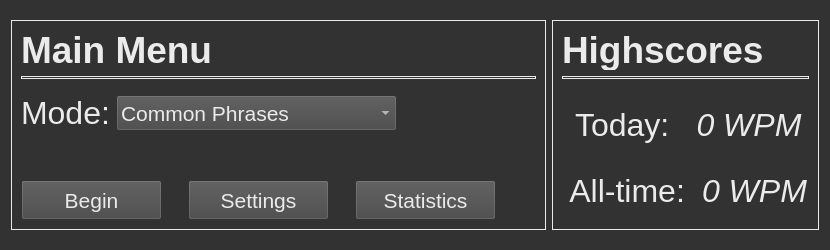
Rolv-Apneseth/ps-typer, file speed-typer/source_ui/mainWindow.ui: the form before one commit.
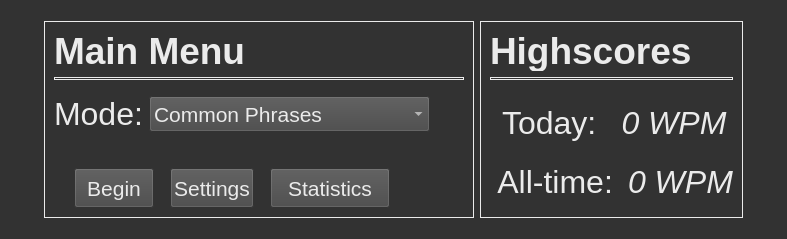
The form after the commit.

Commit message: Adjusted spacing around buttons and how the window behaves on resizing

Diff of the .ui file:
```diff
--- a/speed-typer/source_ui/mainWindow.ui
+++ b/speed-typer/source_ui/mainWindow.ui
@@ -6,8 +6,8 @@
    <rect>
     <x>0</x>
     <y>0</y>
-    <width>830</width>
-    <height>250</height>
+    <width>787</width>
+    <height>239</height>
    </rect>
   </property>
   <property name="windowTitle">
@@ -43,6 +43,19 @@
 }</string>
   </property>
   <layout class="QHBoxLayout" name="horizontalLayout">
+   <item>
+    <spacer name="horizontalSpacer_6">
+     <property name="orientation">
+      <enum>Qt::Horizontal</enum>
+     </property>
+     <property name="sizeHint" stdset="0">
+      <size>
+       <width>40</width>
+       <height>20</height>
+      </size>
+     </property>
+    </spacer>
+   </item>
    <item>
     <layout class="QVBoxLayout" name="verticalLayout_3">
      <property name="leftMargin">
@@ -241,13 +254,29 @@
             <property name="sizeHint" stdset="0">
              <size>
               <width>20</width>
-              <height>75</height>
+              <height>60</height>
              </size>
             </property>
            </spacer>
           </item>
           <item>
            <layout class="QHBoxLayout" name="horizontalLayout_5">
+            <item>
+             <spacer name="horizontalSpacer">
+              <property name="orientation">
+               <enum>Qt::Horizontal</enum>
+              </property>
+              <property name="sizeType">
+               <enum>QSizePolicy::Fixed</enum>
+              </property>
+              <property name="sizeHint" stdset="0">
+               <size>
+                <width>20</width>
+                <height>20</height>
+               </size>
+              </property>
+             </spacer>
+            </item>
             <item>
              <widget class="QPushButton" name="buttonStart">
               <property name="sizePolicy">
@@ -285,7 +314,7 @@
               </property>
               <property name="sizeHint" stdset="0">
                <size>
-                <width>20</width>
+                <width>10</width>
                 <height>20</height>
                </size>
               </property>
@@ -319,7 +348,7 @@
              </widget>
             </item>
             <item>
-             <spacer name="horizontalSpacer">
+             <spacer name="horizontalSpacer_3">
               <property name="orientation">
                <enum>Qt::Horizontal</enum>
               </property>
@@ -328,7 +357,7 @@
               </property>
               <property name="sizeHint" stdset="0">
                <size>
-                <width>20</width>
+                <width>10</width>
                 <height>20</height>
                </size>
               </property>
@@ -354,16 +383,16 @@
              </widget>
             </item>
             <item>
-             <spacer name="horizontalSpacer_3">
+             <spacer name="horizontalSpacer_5">
               <property name="orientation">
                <enum>Qt::Horizontal</enum>
               </property>
               <property name="sizeType">
-               <enum>QSizePolicy::Preferred</enum>
+               <enum>QSizePolicy::Expanding</enum>
               </property>
               <property name="sizeHint" stdset="0">
                <size>
-                <width>40</width>
+                <width>20</width>
                 <height>20</height>
                </size>
               </property>
@@ -544,6 +573,19 @@
      </item>
     </layout>
    </item>
+   <item>
+    <spacer name="horizontalSpacer_7">
+     <property name="orientation">
+      <enum>Qt::Horizontal</enum>
+     </property>
+     <property name="sizeHint" stdset="0">
+      <size>
+       <width>40</width>
+       <height>20</height>
+      </size>
+     </property>
+    </spacer>
+   </item>
   </layout>
  </widget>
  <resources/>
```
The commit also changes 1 other file.
